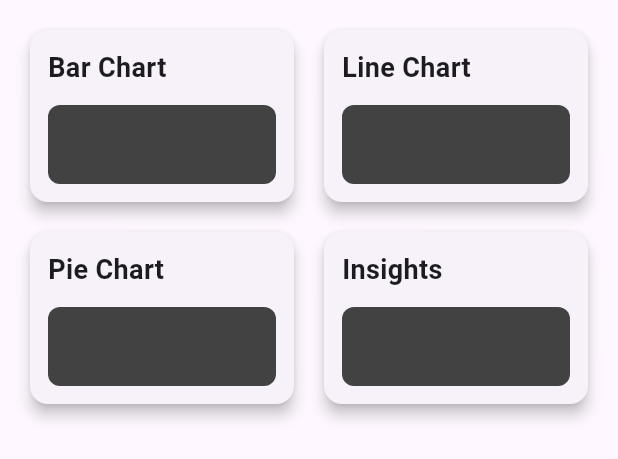
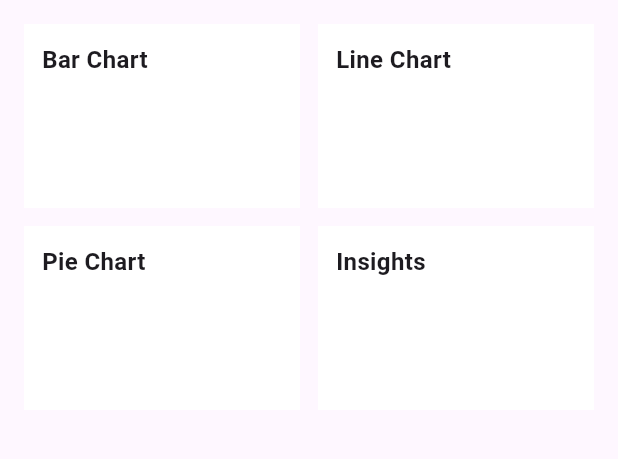
Before and after one commit to AurelioAlfons/smart_foot_traffic_frontend, a Flutter app: the DashboardPanel widget shown alone on an empty page, opened directly, on a phone screen of 412 x 824 dp. Shown: the top 459 px of the screen. Run offline on Flutter 3.47's test engine with Material 3 defaults, Android fonts, the phone set to English and light mode, and no system bars; missing offline and left inert: dart:html, pointer_interceptor; statements that could not run were skipped.

Commit message:
Update dashboard UI

```diff
--- a/lib/pages/Traffic/UI/dashboard.dart
+++ b/lib/pages/Traffic/UI/dashboard.dart
@@ -1,9 +1,9 @@
 // ====================================================
-// Dashboard Panel
+// Dashboard Panel (Flat Style)
 // ----------------------------------------------------
-// - Displays chart cards (bar, pie, line, insights)
-// - Uses placeholders if data is loading or missing
-// - Supports dynamic chart rendering via URL
+// - Displays 4 chart sections in a 2x2 grid
+// - Flat container style (no curves/cards)
+// - Supports placeholder mode and dynamic rendering
 // ====================================================
 
 import 'package:flutter/material.dart';
@@ -25,11 +25,11 @@ class DashboardPanel extends StatelessWidget {
     this.isPlaceholder = false,
   });
 
-  Widget _buildChartBox(String? title, Widget child, {bool showTitle = true}) {
-    return Card(
-      elevation: 4,
-      shape: RoundedRectangleBorder(borderRadius: BorderRadius.circular(12)),
-      child: Padding(
+  Widget _buildFlatBox(String? title, Widget child, {bool showTitle = true}) {
+    return Container(
+      decoration: BoxDecoration(
+        color: Colors.white,
+      ),
       padding: const EdgeInsets.all(12),
       child: showTitle
           ? Column(
@@ -38,7 +38,7 @@ class DashboardPanel extends StatelessWidget {
                 Text(
                   title ?? '',
                   style: const TextStyle(
-                      fontSize: 18,
+                    fontSize: 16,
                     fontWeight: FontWeight.bold,
                   ),
                 ),
@@ -47,19 +47,13 @@ class DashboardPanel extends StatelessWidget {
               ],
             )
           : child,
-      ),
     );
   }
 
   Widget _buildPlaceholderBox(String title) {
-    return _buildChartBox(
+    return _buildFlatBox(
       title,
-      Container(
-        decoration: BoxDecoration(
-          color: Colors.grey[800],
-          borderRadius: BorderRadius.circular(8),
-        ),
-      ),
+      Container(color: Colors.white),
     );
   }
 
@@ -75,45 +69,33 @@ class DashboardPanel extends StatelessWidget {
         children: [
           // Box 1: Bar Chart
           (isPlaceholder || barChartUrl == null)
-              ? _buildChartBox('Bar Chart', _buildPlaceholder(),
-                  showTitle: true)
-              : _buildChartBox(null, BarChartCard(chartUrl: barChartUrl!),
+              ? _buildFlatBox('Bar Chart', _buildPlaceholder(), showTitle: true)
+              : _buildFlatBox(null, BarChartCard(chartUrl: barChartUrl!),
                   showTitle: false),
 
           // Box 2: Line Chart
           isPlaceholder
               ? _buildPlaceholderBox('Line Chart')
-              : _buildChartBox(
-                  'Line Chart (Coming Soon)',
-                  const Center(child: Text("Line chart placeholder")),
-                ),
+              : _buildFlatBox('Line Chart (Coming Soon)',
+                  const Center(child: Text("Line chart placeholder"))),
 
           // Box 3: Pie Chart
           isPlaceholder
               ? _buildPlaceholderBox('Pie Chart')
-              : _buildChartBox(
-                  'Pie Chart (Coming Soon)',
-                  const Center(child: Text("Pie chart placeholder")),
-                ),
+              : _buildFlatBox('Pie Chart (Coming Soon)',
+                  const Center(child: Text("Pie chart placeholder"))),
 
           // Box 4: Insights
           isPlaceholder
               ? _buildPlaceholderBox('Insights')
-              : _buildChartBox(
-                  'Insights / Stats',
-                  const Center(child: Text("Insights placeholder")),
-                ),
+              : _buildFlatBox('Insights / Stats',
+                  const Center(child: Text("Insights placeholder"))),
         ],
       ),
     );
   }
 
   Widget _buildPlaceholder() {
-    return Container(
-      decoration: BoxDecoration(
-        color: Colors.grey[800],
-        borderRadius: BorderRadius.circular(8),
-      ),
-    );
+    return Container(color: Colors.white);
   }
 }
--- a/lib/pages/Traffic/UI/traffic_screen.dart
+++ b/lib/pages/Traffic/UI/traffic_screen.dart
@@ -35,6 +35,7 @@ class TrafficScreenState extends State<TrafficScreen> with TrafficHandlers {
   @override
   Widget build(BuildContext context) {
     return Scaffold(
+      backgroundColor: Colors.grey[900],
       body: LayoutBuilder(
         builder: (context, constraints) {
           //
@@ -150,6 +151,7 @@ class TrafficScreenState extends State<TrafficScreen> with TrafficHandlers {
                                           icon: const Icon(Icons.chevron_left,
                                               color: Colors.white),
                                         ),
+                                        const SizedBox(width: 12),
                                         // Title
                                         Text(
                                           currentPage == 0
@@ -161,6 +163,7 @@ class TrafficScreenState extends State<TrafficScreen> with TrafficHandlers {
                                             fontSize: 24,
                                           ),
                                         ),
+                                        const SizedBox(width: 12),
                                         // Right -> Go to Heatmap
                                         HoverableIconButton(
                                           onPressed: () {
```
Lines whose indentation alone changed are shown as unchanged.
